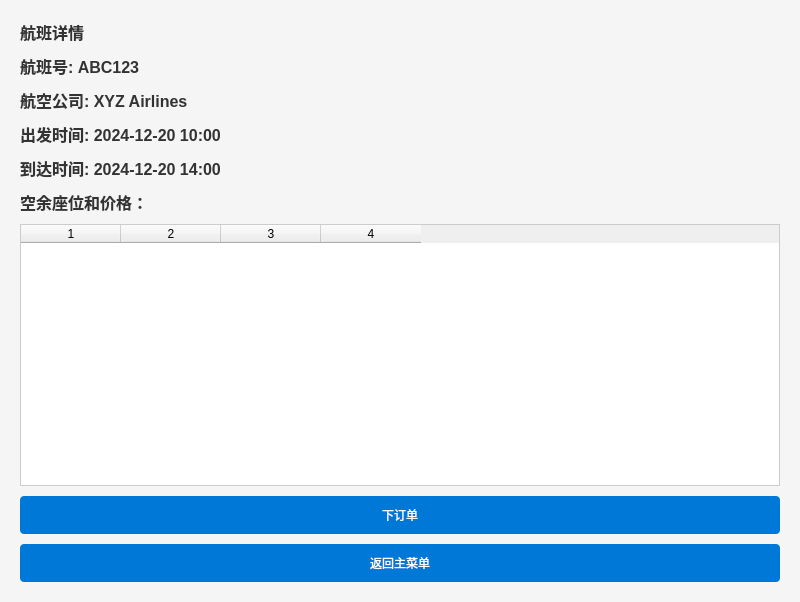
Old version of the form ui/flight_details.ui in the repository ABLingss/UESTC-PBLF--.
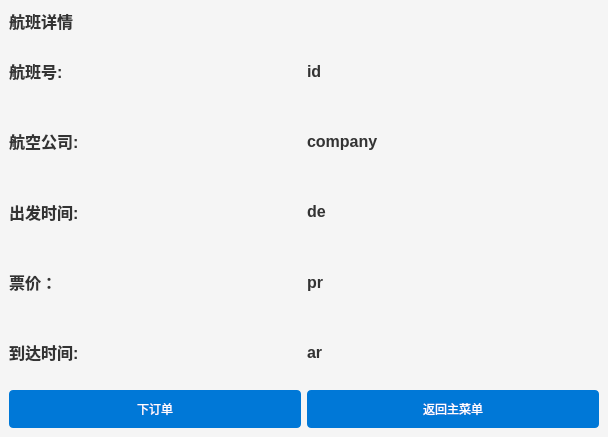
New version of the form.

```diff
--- a/ui/flight_details.ui
+++ b/ui/flight_details.ui
@@ -6,8 +6,8 @@
    <rect>
     <x>0</x>
     <y>0</y>
-    <width>800</width>
-    <height>602</height>
+    <width>608</width>
+    <height>437</height>
    </rect>
   </property>
   <property name="styleSheet">
@@ -60,98 +60,151 @@
   </property>
   <widget class="QWidget" name="centralwidget">
    <layout class="QVBoxLayout" name="verticalLayout">
-    <property name="spacing">
-     <number>10</number>
-    </property>
-    <property name="leftMargin">
-     <number>20</number>
-    </property>
-    <property name="topMargin">
-     <number>20</number>
-    </property>
-    <property name="rightMargin">
-     <number>20</number>
-    </property>
-    <property name="bottomMargin">
-     <number>20</number>
-    </property>
     <item>
      <widget class="QLabel" name="flightDetailsLabel">
+      <property name="sizePolicy">
+       <sizepolicy hsizetype="Preferred" vsizetype="Maximum">
+        <horstretch>0</horstretch>
+        <verstretch>0</verstretch>
+       </sizepolicy>
+      </property>
       <property name="text">
        <string>航班详情</string>
       </property>
      </widget>
     </item>
     <item>
-     <layout class="QVBoxLayout" name="flightInfoLayout">
+     <layout class="QHBoxLayout" name="horizontalLayout">
       <item>
        <widget class="QLabel" name="flightNumberLabel">
+        <property name="sizePolicy">
+         <sizepolicy hsizetype="Preferred" vsizetype="Minimum">
+          <horstretch>0</horstretch>
+          <verstretch>0</verstretch>
+         </sizepolicy>
+        </property>
         <property name="text">
-         <string>航班号: ABC123</string>
+         <string>航班号: </string>
         </property>
        </widget>
       </item>
+      <item>
+       <widget class="QLabel" name="id">
+        <property name="text">
+         <string>id</string>
+        </property>
+       </widget>
+      </item>
+     </layout>
+    </item>
+    <item>
+     <layout class="QHBoxLayout" name="horizontalLayout_2">
       <item>
        <widget class="QLabel" name="airlineLabel">
+        <property name="sizePolicy">
+         <sizepolicy hsizetype="Preferred" vsizetype="Minimum">
+          <horstretch>0</horstretch>
+          <verstretch>0</verstretch>
+         </sizepolicy>
+        </property>
         <property name="text">
-         <string>航空公司: XYZ Airlines</string>
+         <string>航空公司: </string>
         </property>
        </widget>
       </item>
+      <item>
+       <widget class="QLabel" name="company">
+        <property name="text">
+         <string>company</string>
+        </property>
+       </widget>
+      </item>
+     </layout>
+    </item>
+    <item>
+     <layout class="QHBoxLayout" name="horizontalLayout_3">
       <item>
        <widget class="QLabel" name="departureTimeLabel">
+        <property name="sizePolicy">
+         <sizepolicy hsizetype="Preferred" vsizetype="Minimum">
+          <horstretch>0</horstretch>
+          <verstretch>0</verstretch>
+         </sizepolicy>
+        </property>
         <property name="text">
-         <string>出发时间: 2024-12-20 10:00</string>
+         <string>出发时间: </string>
         </property>
        </widget>
       </item>
+      <item>
+       <widget class="QLabel" name="depaturetime">
+        <property name="text">
+         <string>de</string>
+        </property>
+       </widget>
+      </item>
+     </layout>
+    </item>
+    <item>
+     <layout class="QHBoxLayout" name="horizontalLayout_4">
+      <item>
+       <widget class="QLabel" name="label">
+        <property name="sizePolicy">
+         <sizepolicy hsizetype="Preferred" vsizetype="Minimum">
+          <horstretch>0</horstretch>
+          <verstretch>0</verstretch>
+         </sizepolicy>
+        </property>
+        <property name="text">
+         <string>票价：</string>
+        </property>
+       </widget>
+      </item>
+      <item>
+       <widget class="QLabel" name="price">
+        <property name="text">
+         <string>pr</string>
+        </property>
+       </widget>
+      </item>
+     </layout>
+    </item>
+    <item>
+     <layout class="QHBoxLayout" name="horizontalLayout_5">
       <item>
        <widget class="QLabel" name="arrivalTimeLabel">
+        <property name="sizePolicy">
+         <sizepolicy hsizetype="Preferred" vsizetype="Minimum">
+          <horstretch>0</horstretch>
+          <verstretch>0</verstretch>
+         </sizepolicy>
+        </property>
         <property name="text">
-         <string>到达时间: 2024-12-20 14:00</string>
+         <string>到达时间: </string>
+        </property>
+       </widget>
+      </item>
+      <item>
+       <widget class="QLabel" name="arrivaltime">
+        <property name="text">
+         <string>ar</string>
         </property>
        </widget>
       </item>
      </layout>
     </item>
-    <item>
-     <widget class="QLabel" name="seatsInfoLabel">
-      <property name="text">
-       <string>空余座位和价格：</string>
-      </property>
-     </widget>
-    </item>
-    <item>
-     <widget class="QTableWidget" name="seatsTableWidget">
-      <property name="columnCount">
-       <number>4</number>
-      </property>
-      <property name="horizontalHeaderLabels" stdset="0">
-       <stringlist>
-        <string>座位类型</string>
-        <string>空余座位</string>
-        <string>单价</string>
-        <string>总价</string>
-       </stringlist>
-      </property>
-      <column/>
-      <column/>
-      <column/>
-      <column/>
-     </widget>
-    </item>
-    <item>
-     <widget class="QPushButton" name="pushButton">
-      <property name="cursor">
-       <cursorShape>PointingHandCursor</cursorShape>
-      </property>
-      <property name="text">
-       <string>下订单</string>
-      </property>
-     </widget>
-    </item>
     <item>
      <layout class="QHBoxLayout" name="buttonLayout">
+      <item>
+       <widget class="QPushButton" name="pushButton">
+        <property name="cursor">
+         <cursorShape>PointingHandCursor</cursorShape>
+        </property>
+        <property name="text">
+         <string>下订单</string>
+        </property>
+       </widget>
+      </item>
       <item>
        <widget class="QPushButton" name="backToPreviousButton">
         <property name="cursor">
```
